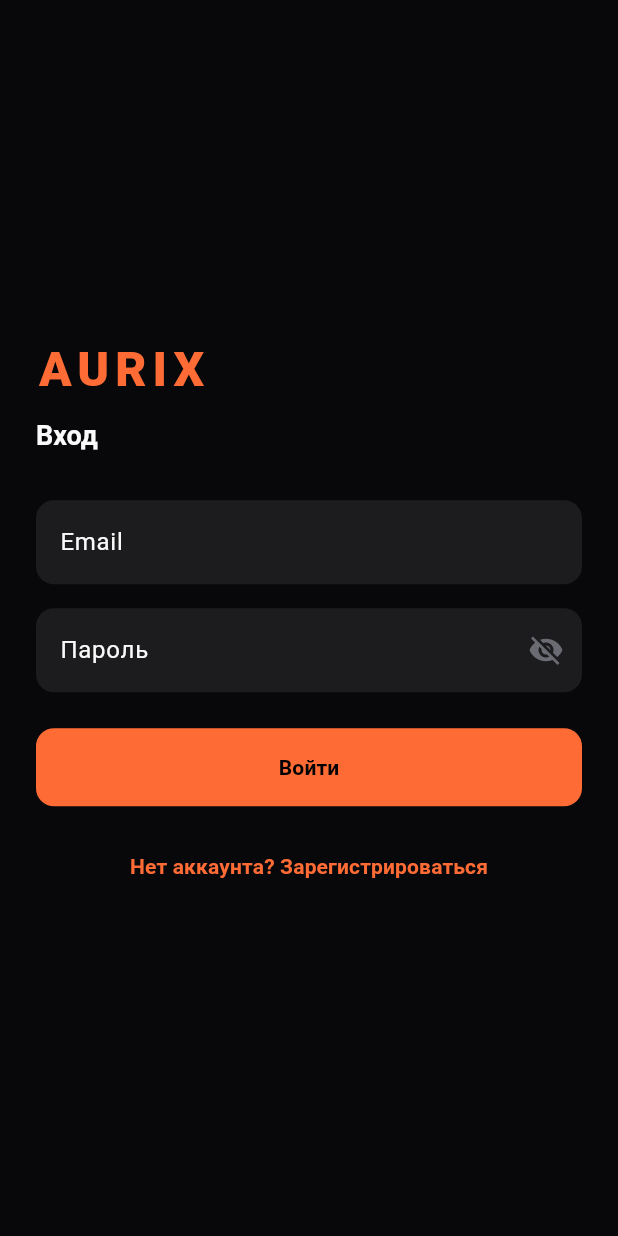
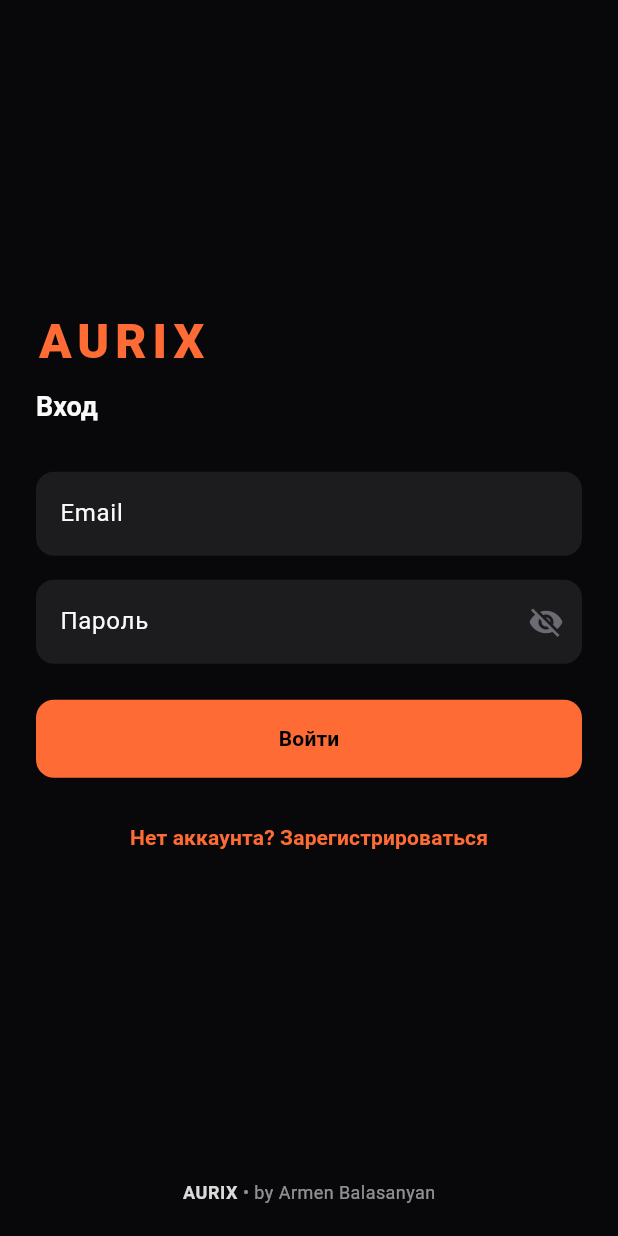
Before and after one commit to balasanyan46-wq/aurix2.0, a Flutter app: the screen it shows after launch, on a phone screen of 412 x 824 dp. Run offline on Flutter 3.47's test engine with Material 3 defaults, Android fonts, the phone set to English and light mode, and no system bars; our stand-ins replace file_picker, flutter_riverpod, go_router, pdf, printing, shared_preferences and 1 more; missing offline and left inert: dart:html; accounts and stored records are empty.

Commit message:
Add footer to DesignAuthScreen login page
AURIX • by Armen Balasanyan

Co-authored-by: Cursor <cursoragent@cursor.com>

```diff
--- a/aurix_flutter/lib/presentation/design/screens/design_auth_screen.dart
+++ b/aurix_flutter/lib/presentation/design/screens/design_auth_screen.dart
@@ -109,6 +109,9 @@ class _DesignAuthScreenState extends ConsumerState<DesignAuthScreen> {
     return Scaffold(
       backgroundColor: AurixTokens.bg0,
       body: SafeArea(
+        child: Column(
+          children: [
+            Expanded(
               child: Center(
                 child: SingleChildScrollView(
                   padding: const EdgeInsets.all(24),
@@ -240,6 +243,38 @@ class _DesignAuthScreenState extends ConsumerState<DesignAuthScreen> {
             ),
           ),
         ),
+        Padding(
+          padding: const EdgeInsets.only(bottom: 20),
+          child: Center(
+            child: Text.rich(
+              TextSpan(
+                children: [
+                  TextSpan(
+                    text: 'AURIX',
+                    style: TextStyle(
+                      color: Colors.white.withValues(alpha: 0.85),
+                      fontSize: 12,
+                      fontWeight: FontWeight.w600,
+                      letterSpacing: 0.4,
+                    ),
+                  ),
+                  TextSpan(
+                    text: ' • by Armen Balasanyan',
+                    style: TextStyle(
+                      color: Colors.white.withValues(alpha: 0.55),
+                      fontSize: 12,
+                      fontWeight: FontWeight.w400,
+                      letterSpacing: 0.3,
+                    ),
+                  ),
+                ],
+              ),
+            ),
+          ),
+        ),
+          ],
+        ),
+      ),
     );
   }
 }
```
Lines whose indentation alone changed are shown as unchanged.
